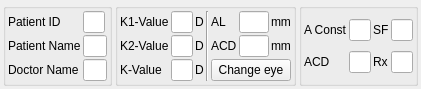
Before: the Qt Designer form calculator_patient.ui in siborion/siborion_american_scan, drawn with Qt 5.
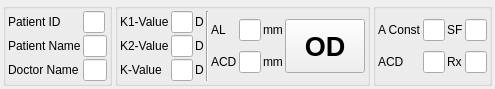
After: the same form once the commit is applied. Custom widgets are drawn as their Qt base class.

What changed in the file:
```diff
--- a/calculator_patient.ui
+++ b/calculator_patient.ui
@@ -6,7 +6,7 @@
    <rect>
     <x>0</x>
     <y>0</y>
-    <width>395</width>
+    <width>477</width>
     <height>81</height>
    </rect>
   </property>
@@ -50,6 +50,13 @@
       <property name="spacing">
        <number>2</number>
       </property>
+      <item row="0" column="0">
+       <widget class="QLabel" name="label_5">
+        <property name="text">
+         <string>K1-Value</string>
+        </property>
+       </widget>
+      </item>
       <item row="2" column="2">
        <widget class="QLabel" name="label_12">
         <property name="text">
@@ -57,20 +64,6 @@
         </property>
        </widget>
       </item>
-      <item row="0" column="4">
-       <widget class="QLabel" name="label_4">
-        <property name="text">
-         <string>AL</string>
-        </property>
-       </widget>
-      </item>
-      <item row="1" column="2">
-       <widget class="QLabel" name="label_11">
-        <property name="text">
-         <string>D</string>
-        </property>
-       </widget>
-      </item>
       <item row="2" column="0">
        <widget class="QLabel" name="label_7">
         <property name="text">
@@ -78,33 +71,22 @@
         </property>
        </widget>
       </item>
-      <item row="1" column="4">
-       <widget class="QLabel" name="label_8">
+      <item row="0" column="2">
+       <widget class="QLabel" name="label_10">
         <property name="text">
-         <string>ACD</string>
+         <string>D</string>
         </property>
        </widget>
       </item>
-      <item row="0" column="5">
-       <widget class="leAddZero" name="leAL_measure">
+      <item row="1" column="2">
+       <widget class="QLabel" name="label_11">
         <property name="text">
-         <string/>
+         <string>D</string>
         </property>
        </widget>
       </item>
-      <item row="2" column="4" colspan="3">
-       <widget class="QPushButton" name="pbSide">
-        <property name="text">
-         <string>Change eye</string>
-        </property>
-       </widget>
-      </item>
-      <item row="1" column="6">
-       <widget class="QLabel" name="label_13">
-        <property name="text">
-         <string>mm</string>
-        </property>
-       </widget>
+      <item row="0" column="1">
+       <widget class="leAddZero" name="leK1"/>
       </item>
       <item row="1" column="0">
        <widget class="QLabel" name="label_6">
@@ -113,43 +95,9 @@
         </property>
        </widget>
       </item>
-      <item row="0" column="1">
-       <widget class="leAddZero" name="leK1"/>
-      </item>
       <item row="1" column="1">
        <widget class="leAddZero" name="leK2"/>
       </item>
-      <item row="1" column="5">
-       <widget class="leAddZero" name="leACD_measure"/>
-      </item>
-      <item row="0" column="6">
-       <widget class="QLabel" name="label_9">
-        <property name="text">
-         <string>mm</string>
-        </property>
-       </widget>
-      </item>
-      <item row="2" column="1">
-       <widget class="leAddZero" name="leK">
-        <property name="readOnly">
-         <bool>true</bool>
-        </property>
-       </widget>
-      </item>
-      <item row="0" column="0">
-       <widget class="QLabel" name="label_5">
-        <property name="text">
-         <string>K1-Value</string>
-        </property>
-       </widget>
-      </item>
-      <item row="0" column="2">
-       <widget class="QLabel" name="label_10">
-        <property name="text">
-         <string>D</string>
-        </property>
-       </widget>
-      </item>
       <item row="0" column="3" rowspan="3">
        <widget class="Line" name="line">
         <property name="orientation">
@@ -157,6 +105,75 @@
         </property>
        </widget>
       </item>
+      <item row="2" column="1">
+       <widget class="leAddZero" name="leK">
+        <property name="readOnly">
+         <bool>true</bool>
+        </property>
+       </widget>
+      </item>
+      <item row="0" column="7" rowspan="3" colspan="3">
+       <layout class="QGridLayout" name="gridLayout_5">
+        <item row="0" column="1">
+         <widget class="leAddZero" name="leAL_measure">
+          <property name="text">
+           <string/>
+          </property>
+         </widget>
+        </item>
+        <item row="1" column="1">
+         <widget class="leAddZero" name="leACD_measure"/>
+        </item>
+        <item row="0" column="2">
+         <widget class="QLabel" name="label_9">
+          <property name="text">
+           <string>mm</string>
+          </property>
+         </widget>
+        </item>
+        <item row="1" column="2">
+         <widget class="QLabel" name="label_13">
+          <property name="text">
+           <string>mm</string>
+          </property>
+         </widget>
+        </item>
+        <item row="0" column="3" rowspan="2">
+         <widget class="QPushButton" name="pbSide">
+          <property name="sizePolicy">
+           <sizepolicy hsizetype="Expanding" vsizetype="Expanding">
+            <horstretch>0</horstretch>
+            <verstretch>0</verstretch>
+           </sizepolicy>
+          </property>
+          <property name="font">
+           <font>
+            <pointsize>20</pointsize>
+            <weight>75</weight>
+            <bold>true</bold>
+           </font>
+          </property>
+          <property name="text">
+           <string>OD</string>
+          </property>
+         </widget>
+        </item>
+        <item row="0" column="0">
+         <widget class="QLabel" name="label_4">
+          <property name="text">
+           <string>AL</string>
+          </property>
+         </widget>
+        </item>
+        <item row="1" column="0">
+         <widget class="QLabel" name="label_8">
+          <property name="text">
+           <string>ACD</string>
+          </property>
+         </widget>
+        </item>
+       </layout>
+      </item>
      </layout>
     </widget>
    </item>
```
